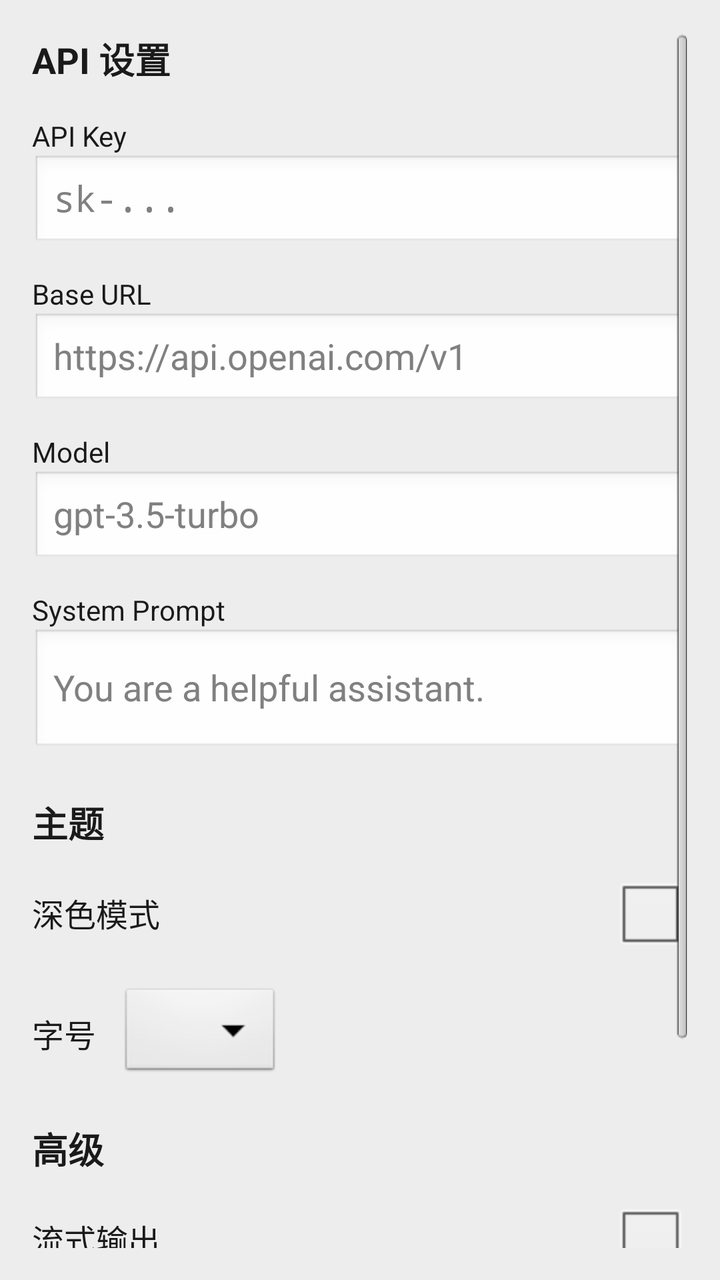
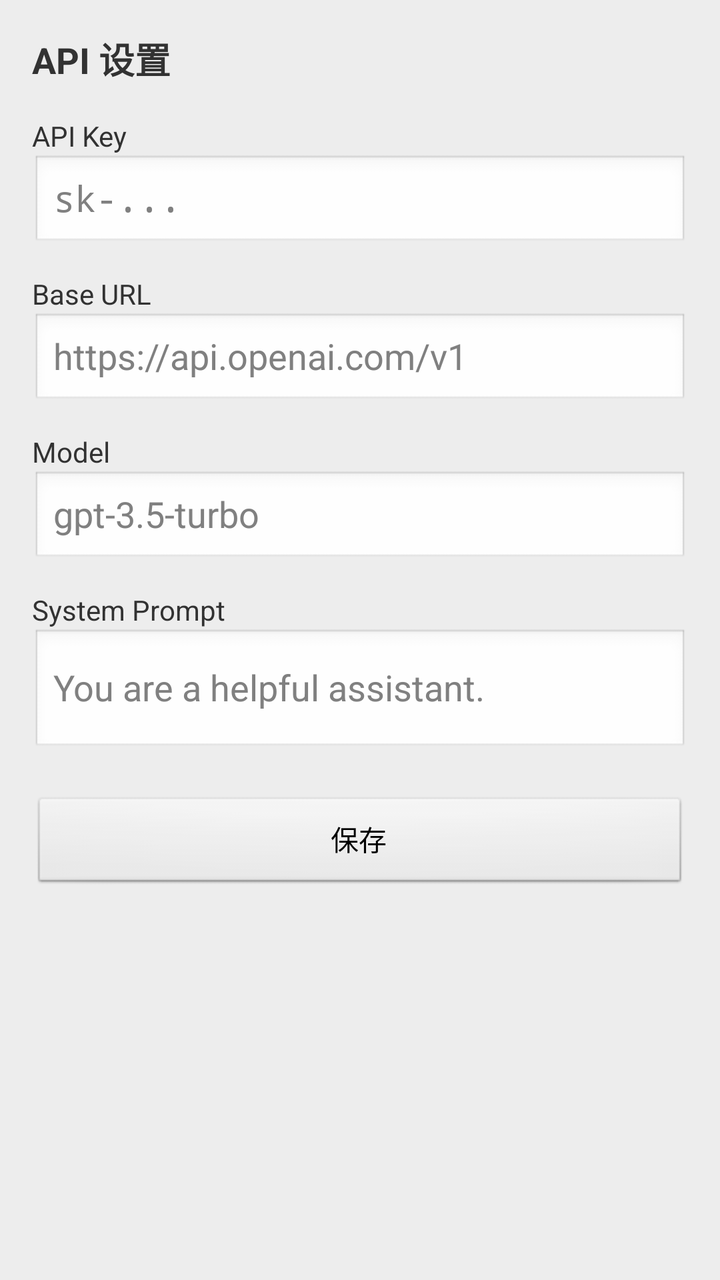

An Android layout rendered at two revisions. The XML below is the earlier revision; the diff shows what the commit changed to produce the second picture.
<!-- AndroidManifest.xml: application theme AppTheme -->
<!-- res/layout/activity_settings.xml -->
<?xml version="1.0" encoding="utf-8"?>
<ScrollView xmlns:android="http://schemas.android.com/apk/res/android"
    android:layout_width="match_parent"
    android:layout_height="match_parent"
    android:background="#EDEDED"
    android:padding="16dp">

    <LinearLayout
        android:layout_width="match_parent"
        android:layout_height="wrap_content"
        android:orientation="vertical">

        
        <TextView
            android:layout_width="wrap_content"
            android:layout_height="wrap_content"
            android:text="API 设置"
            android:textSize="18sp"
            android:textStyle="bold"
            android:paddingBottom="8dp" />

        <TextView android:layout_width="wrap_content" android:layout_height="wrap_content"
            android:text="API Key" android:textSize="14sp" android:paddingTop="8dp" />
        <EditText android:id="@+id/apiKeyField" android:layout_width="match_parent"
            android:layout_height="wrap_content" android:hint="sk-..."
            android:inputType="textPassword" android:background="@android:drawable/edit_text" />

        <TextView android:layout_width="wrap_content" android:layout_height="wrap_content"
            android:text="Base URL" android:textSize="14sp" android:paddingTop="12dp" />
        <EditText android:id="@+id/baseURLField" android:layout_width="match_parent"
            android:layout_height="wrap_content" android:hint="https://api.openai.com/v1"
            android:inputType="textUri" android:background="@android:drawable/edit_text" />

        <TextView android:layout_width="wrap_content" android:layout_height="wrap_content"
            android:text="Model" android:textSize="14sp" android:paddingTop="12dp" />
        <EditText android:id="@+id/modelField" android:layout_width="match_parent"
            android:layout_height="wrap_content" android:hint="gpt-3.5-turbo"
            android:background="@android:drawable/edit_text" />

        <TextView android:layout_width="wrap_content" android:layout_height="wrap_content"
            android:text="System Prompt" android:textSize="14sp" android:paddingTop="12dp" />
        <EditText android:id="@+id/promptField" android:layout_width="match_parent"
            android:layout_height="wrap_content" android:hint="You are a helpful assistant."
            android:inputType="textMultiLine" android:minLines="2"
            android:background="@android:drawable/edit_text" />

        
        <TextView
            android:layout_width="wrap_content"
            android:layout_height="wrap_content"
            android:text="主题"
            android:textSize="18sp"
            android:textStyle="bold"
            android:paddingTop="20dp"
            android:paddingBottom="8dp" />

        <LinearLayout
            android:layout_width="match_parent"
            android:layout_height="wrap_content"
            android:orientation="horizontal"
            android:gravity="center_vertical">
            <TextView android:layout_width="0dp" android:layout_height="wrap_content"
                android:layout_weight="1" android:text="深色模式"
                android:textSize="16sp" android:textColor="#1A1A1A" />
            <CheckBox android:id="@+id/darkModeSwitch"
                android:layout_width="wrap_content"
                android:layout_height="wrap_content" />
        </LinearLayout>

        <LinearLayout
            android:layout_width="match_parent"
            android:layout_height="wrap_content"
            android:orientation="horizontal"
            android:gravity="center_vertical"
            android:paddingTop="12dp">
            <TextView android:layout_width="wrap_content" android:layout_height="wrap_content"
                android:text="字号" android:textSize="16sp" android:textColor="#1A1A1A"
                android:paddingRight="12dp" />
            <Spinner android:id="@+id/fontSizeSpinner"
                android:layout_width="wrap_content"
                android:layout_height="wrap_content" />
        </LinearLayout>

        
        <TextView
            android:layout_width="wrap_content"
            android:layout_height="wrap_content"
            android:text="高级"
            android:textSize="18sp"
            android:textStyle="bold"
            android:paddingTop="20dp"
            android:paddingBottom="8dp" />

        <LinearLayout
            android:layout_width="match_parent"
            android:layout_height="wrap_content"
            android:orientation="horizontal"
            android:gravity="center_vertical">
            <TextView android:layout_width="0dp" android:layout_height="wrap_content"
                android:layout_weight="1" android:text="流式输出"
                android:textSize="16sp" android:textColor="#1A1A1A" />
            <CheckBox android:id="@+id/streamingSwitch"
                android:layout_width="wrap_content"
                android:layout_height="wrap_content" />
        </LinearLayout>

        <LinearLayout
            android:layout_width="match_parent"
            android:layout_height="wrap_content"
            android:orientation="horizontal"
            android:gravity="center_vertical"
            android:paddingTop="12dp">
            <TextView android:layout_width="0dp" android:layout_height="wrap_content"
                android:layout_weight="1" android:text="深度思考"
                android:textSize="16sp" android:textColor="#1A1A1A" />
            <CheckBox android:id="@+id/deepThinkingSwitch"
                android:layout_width="wrap_content"
                android:layout_height="wrap_content" />
        </LinearLayout>

        <Button
            android:id="@+id/saveButton"
            android:layout_width="match_parent"
            android:layout_height="wrap_content"
            android:text="保存"
            android:layout_marginTop="20dp" />

    </LinearLayout>
</ScrollView>
<!-- resources referenced by this layout -->
<resources>
  <style name="AppTheme" parent="@android:style/Theme.Light.NoTitleBar">
          <item name="android:windowBackground">#EDEDED</item>
          <item name="android:textColor">#1A1A1A</item>
          <item name="android:textColorSecondary">#666666</item>
      </style>
</resources>

<!-- the commit's change to res/layout/activity_settings.xml (unified diff, before → after) -->
@@ -10,7 +10,6 @@
         android:layout_height="wrap_content"
         android:orientation="vertical">
 
-        
         <TextView
             android:layout_width="wrap_content"
             android:layout_height="wrap_content"
@@ -19,104 +18,65 @@
             android:textStyle="bold"
             android:paddingBottom="8dp" />
 
-        <TextView android:layout_width="wrap_content" android:layout_height="wrap_content"
-            android:text="API Key" android:textSize="14sp" android:paddingTop="8dp" />
-        <EditText android:id="@+id/apiKeyField" android:layout_width="match_parent"
-            android:layout_height="wrap_content" android:hint="sk-..."
-            android:inputType="textPassword" android:background="@android:drawable/edit_text" />
-
-        <TextView android:layout_width="wrap_content" android:layout_height="wrap_content"
-            android:text="Base URL" android:textSize="14sp" android:paddingTop="12dp" />
-        <EditText android:id="@+id/baseURLField" android:layout_width="match_parent"
-            android:layout_height="wrap_content" android:hint="https://api.openai.com/v1"
-            android:inputType="textUri" android:background="@android:drawable/edit_text" />
-
-        <TextView android:layout_width="wrap_content" android:layout_height="wrap_content"
-            android:text="Model" android:textSize="14sp" android:paddingTop="12dp" />
-        <EditText android:id="@+id/modelField" android:layout_width="match_parent"
-            android:layout_height="wrap_content" android:hint="gpt-3.5-turbo"
-            android:background="@android:drawable/edit_text" />
-
-        <TextView android:layout_width="wrap_content" android:layout_height="wrap_content"
-            android:text="System Prompt" android:textSize="14sp" android:paddingTop="12dp" />
-        <EditText android:id="@+id/promptField" android:layout_width="match_parent"
-            android:layout_height="wrap_content" android:hint="You are a helpful assistant."
-            android:inputType="textMultiLine" android:minLines="2"
-            android:background="@android:drawable/edit_text" />
-
-        
         <TextView
             android:layout_width="wrap_content"
             android:layout_height="wrap_content"
-            android:text="主题"
-            android:textSize="18sp"
-            android:textStyle="bold"
-            android:paddingTop="20dp"
-            android:paddingBottom="8dp" />
+            android:text="API Key"
+            android:textSize="14sp"
+            android:paddingTop="8dp" />
 
-        <LinearLayout
+        <EditText
+            android:id="@+id/apiKeyField"
             android:layout_width="match_parent"
             android:layout_height="wrap_content"
-            android:orientation="horizontal"
-            android:gravity="center_vertical">
-            <TextView android:layout_width="0dp" android:layout_height="wrap_content"
-                android:layout_weight="1" android:text="深色模式"
-                android:textSize="16sp" android:textColor="#1A1A1A" />
-            <CheckBox android:id="@+id/darkModeSwitch"
-                android:layout_width="wrap_content"
-                android:layout_height="wrap_content" />
-        </LinearLayout>
+            android:hint="sk-..."
+            android:inputType="textPassword"
+            android:background="@android:drawable/edit_text" />
 
-        <LinearLayout
-            android:layout_width="match_parent"
-            android:layout_height="wrap_content"
-            android:orientation="horizontal"
-            android:gravity="center_vertical"
-            android:paddingTop="12dp">
-            <TextView android:layout_width="wrap_content" android:layout_height="wrap_content"
-                android:text="字号" android:textSize="16sp" android:textColor="#1A1A1A"
-                android:paddingRight="12dp" />
-            <Spinner android:id="@+id/fontSizeSpinner"
-                android:layout_width="wrap_content"
-                android:layout_height="wrap_content" />
-        </LinearLayout>
-
-        
         <TextView
             android:layout_width="wrap_content"
             android:layout_height="wrap_content"
-            android:text="高级"
-            android:textSize="18sp"
-            android:textStyle="bold"
-            android:paddingTop="20dp"
-            android:paddingBottom="8dp" />
+            android:text="Base URL"
+            android:textSize="14sp"
+            android:paddingTop="12dp" />
 
-        <LinearLayout
+        <EditText
+            android:id="@+id/baseURLField"
             android:layout_width="match_parent"
             android:layout_height="wrap_content"
-            android:orientation="horizontal"
-            android:gravity="center_vertical">
-            <TextView android:layout_width="0dp" android:layout_height="wrap_content"
-                android:layout_weight="1" android:text="流式输出"
-                android:textSize="16sp" android:textColor="#1A1A1A" />
-            <CheckBox android:id="@+id/streamingSwitch"
-                android:layout_width="wrap_content"
-                android:layout_height="wrap_content" />
-        </LinearLayout>
+            android:hint="https://api.openai.com/v1"
+            android:inputType="textUri"
+            android:background="@android:drawable/edit_text" />
 
-        <LinearLayout
+        <TextView
+            android:layout_width="wrap_content"
+            android:layout_height="wrap_content"
+            android:text="Model"
+            android:textSize="14sp"
+            android:paddingTop="12dp" />
+
+        <EditText
+            android:id="@+id/modelField"
             android:layout_width="match_parent"
             android:layout_height="wrap_content"
-            android:orientation="horizontal"
-            android:gravity="center_vertical"
-            android:paddingTop="12dp">
-            <TextView android:layout_width="0dp" android:layout_height="wrap_content"
-                android:layout_weight="1" android:text="深度思考"
-                android:textSize="16sp" android:textColor="#1A1A1A" />
-            <CheckBox android:id="@+id/deepThinkingSwitch"
-                android:layout_width="wrap_content"
-                android:layout_height="wrap_content" />
-        </LinearLayout>
+            android:hint="gpt-3.5-turbo"
+            android:background="@android:drawable/edit_text" />
+
+        <TextView
+            android:layout_width="wrap_content"
+            android:layout_height="wrap_content"
+            android:text="System Prompt"
+            android:textSize="14sp"
+            android:paddingTop="12dp" />
+
+        <EditText
+            android:id="@+id/promptField"
+            android:layout_width="match_parent"
+            android:layout_height="wrap_content"
+            android:hint="You are a helpful assistant."
+            android:inputType="textMultiLine"
+            android:minLines="2"
+            android:background="@android:drawable/edit_text" />
 
         <Button
             android:id="@+id/saveButton"
<!-- resource entries referenced after the edit -->
@@ -2,8 +2,6 @@
 <resources>
   <style name="AppTheme" parent="@android:style/Theme.Light.NoTitleBar">
           <item name="android:windowBackground">#EDEDED</item>
-          <item name="android:textColor">#1A1A1A</item>
-          <item name="android:textColorSecondary">#666666</item>
       </style>
 </resources>
 
